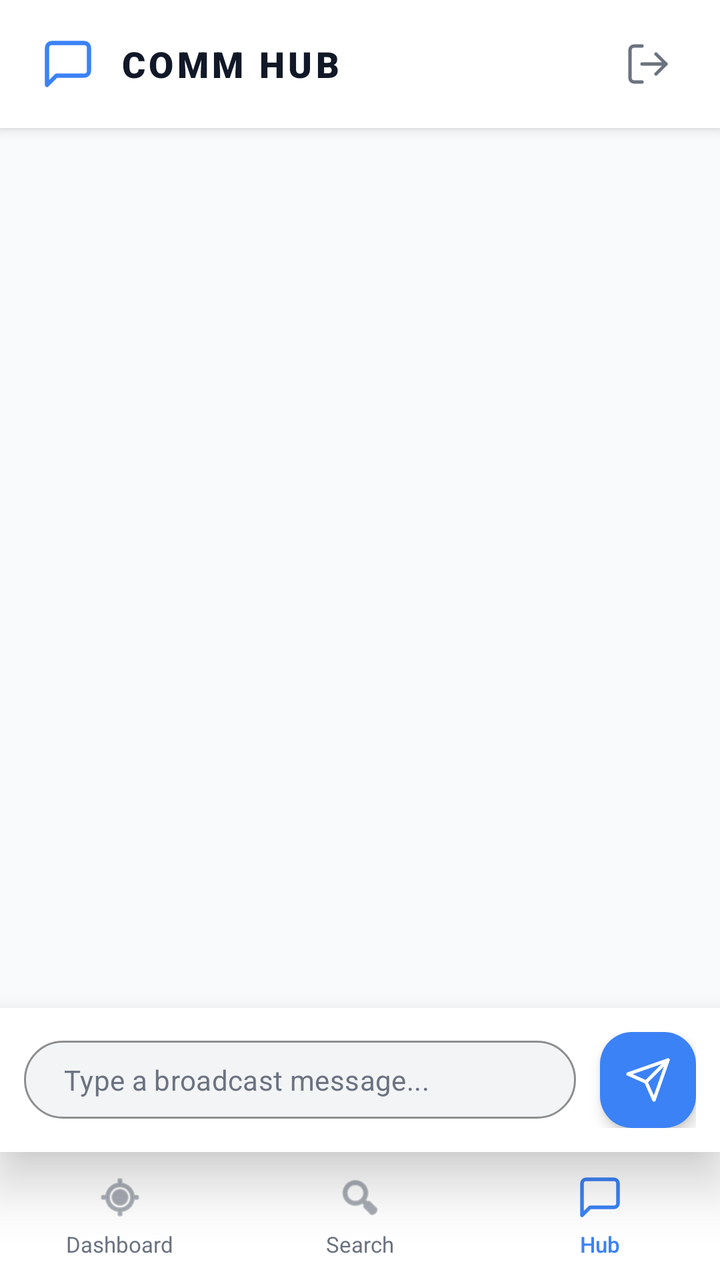
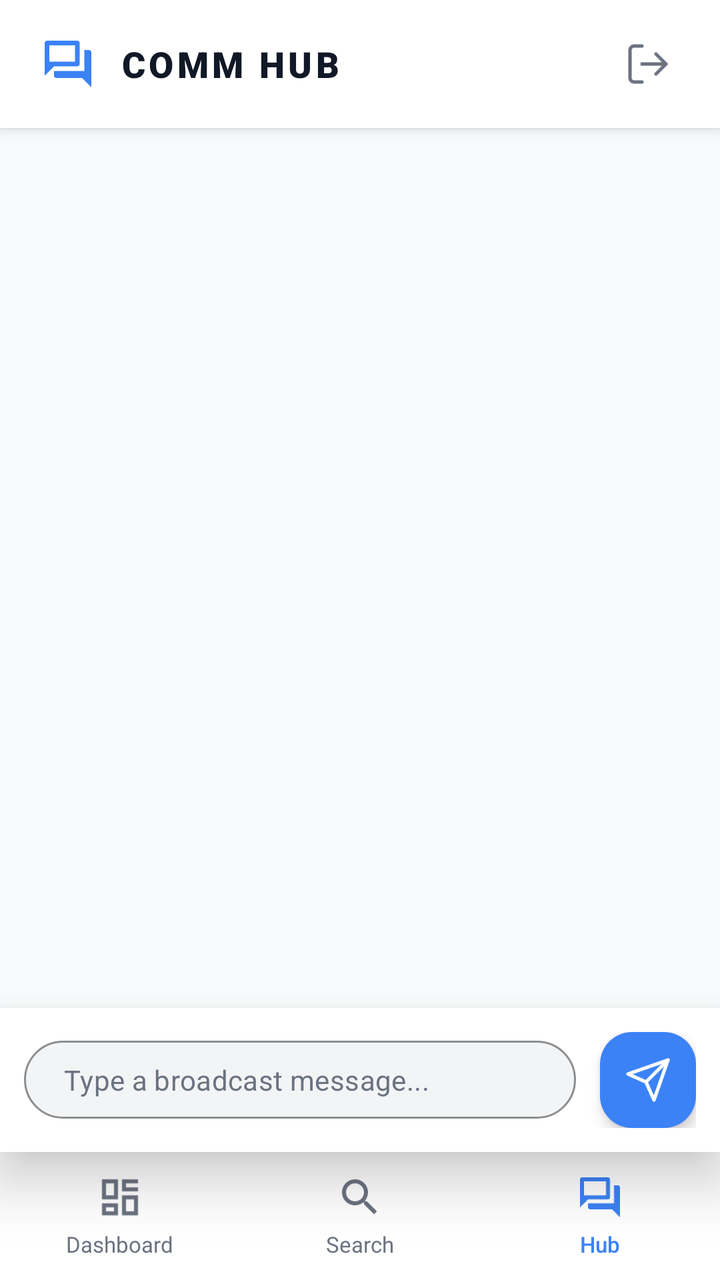

An Android layout rendered at two revisions. The XML below is the earlier revision; the diff shows what the commit changed to produce the second picture.
<!-- AndroidManifest.xml: application theme Theme.APPLICATIONMOBILESUPERVISIONDESLIVRAISONS -->
<!-- res/layout/activity_hub.xml -->
<?xml version="1.0" encoding="utf-8"?>
<androidx.constraintlayout.widget.ConstraintLayout
    xmlns:android="http://schemas.android.com/apk/res/android"
    xmlns:app="http://schemas.android.com/apk/res-auto"
    android:layout_width="match_parent"
    android:layout_height="match_parent"
    android:background="@color/dinex_background">

    
    <LinearLayout
        android:baselineAligned="false"
        android:id="@+id/top_bar"
        android:layout_width="match_parent"
        android:layout_height="64dp"
        android:background="@color/dinex_dark"
        android:elevation="4dp"
        android:gravity="center_vertical"
        android:orientation="horizontal"
        android:paddingStart="20dp"
        android:paddingEnd="16dp"
        app:layout_constraintTop_toTopOf="parent">

        <ImageView
            android:layout_width="28dp"
            android:layout_height="28dp"
            android:layout_marginEnd="12dp"
            android:contentDescription="Hub icon"
            android:src="@drawable/ic_hub"
            app:tint="@color/dinex_coral" />

        <TextView
            android:layout_width="0dp"
            android:layout_height="wrap_content"
            android:layout_weight="1"
            android:fontFamily="sans-serif-black"
            android:text="COMM HUB"
            android:letterSpacing="0.1"
            android:textColor="@color/dinex_text_primary"
            android:textSize="18sp" />

        <ImageButton
            android:id="@+id/btn_back"
            android:layout_width="40dp"
            android:layout_height="40dp"
            android:padding="8dp"
            android:scaleType="centerInside"
            android:background="?attr/selectableItemBackgroundBorderless"
            android:contentDescription="Back"
            android:src="@drawable/ic_logout"
            app:tint="@color/dinex_text_secondary" />

    </LinearLayout>

    
    <androidx.recyclerview.widget.RecyclerView
        android:id="@+id/recycler_messages"
        android:layout_width="match_parent"
        android:layout_height="0dp"
        android:paddingTop="16dp"
        android:paddingBottom="16dp"
        android:clipToPadding="false"
        app:layout_constraintTop_toBottomOf="@id/top_bar"
        app:layout_constraintBottom_toTopOf="@id/input_bar" />

    
    <LinearLayout
        android:baselineAligned="false"
        android:id="@+id/input_bar"
        android:layout_width="match_parent"
        android:layout_height="wrap_content"
        android:background="@color/dinex_dark"
        android:elevation="16dp"
        android:gravity="center_vertical"
        android:orientation="horizontal"
        android:paddingStart="12dp"
        android:paddingEnd="12dp"
        android:paddingTop="12dp"
        android:paddingBottom="12dp"
        app:layout_constraintBottom_toTopOf="@id/bottom_nav">

        
        <com.google.android.material.textfield.TextInputLayout
            style="@style/Widget.MaterialComponents.TextInputLayout.OutlinedBox"
            android:layout_width="0dp"
            android:layout_height="wrap_content"
            android:layout_weight="1"
            android:layout_marginEnd="12dp"
            app:boxBackgroundColor="@color/dinex_gray_dark"
            app:boxCornerRadiusBottomEnd="28dp"
            app:boxCornerRadiusBottomStart="28dp"
            app:boxCornerRadiusTopEnd="28dp"
            app:boxCornerRadiusTopStart="28dp"
            app:boxStrokeColor="@color/dinex_gray_light"
            app:boxStrokeWidth="1dp"
            app:boxStrokeWidthFocused="1.5dp"
            app:hintEnabled="false">

            <com.google.android.material.textfield.TextInputEditText
                android:id="@+id/edit_message"
                android:layout_width="match_parent"
                android:layout_height="wrap_content"
                android:background="@null"
                android:hint="Type a broadcast message..."
                android:imeOptions="actionSend"
                android:inputType="textMultiLine"
                android:maxLines="4"
                android:paddingTop="10dp"
                android:paddingBottom="10dp"
                android:paddingStart="20dp"
                android:paddingEnd="20dp"
                android:textColor="@color/dinex_text_primary"
                android:textColorHint="@color/dinex_text_secondary"
                android:textSize="14sp" />

        </com.google.android.material.textfield.TextInputLayout>

        
        <com.google.android.material.floatingactionbutton.FloatingActionButton
            android:id="@+id/btn_send"
            android:layout_width="wrap_content"
            android:layout_height="wrap_content"
            android:contentDescription="Send"
            android:src="@drawable/ic_send"
            app:backgroundTint="@color/dinex_coral"
            app:elevation="4dp"
            app:fabCustomSize="48dp"
            app:tint="@color/white" />

    </LinearLayout>

    
    <LinearLayout
        android:baselineAligned="false"
        android:id="@+id/bottom_nav"
        android:layout_width="match_parent"
        android:layout_height="64dp"
        android:background="@color/dinex_dark"
        android:elevation="12dp"
        android:orientation="horizontal"
        app:layout_constraintBottom_toBottomOf="parent">

        
        <LinearLayout
            android:baselineAligned="false"
            android:id="@+id/tab_dashboard"
            android:layout_width="0dp"
            android:layout_height="match_parent"
            android:layout_weight="1"
            android:gravity="center"
            android:background="?attr/selectableItemBackground"
            android:orientation="vertical">

            <ImageView
                android:contentDescription="@null"
                android:layout_width="24dp"
                android:layout_height="24dp"
                android:src="@android:drawable/ic_menu_mylocation"
                app:tint="@color/dinex_text_secondary" />

            <TextView
                android:layout_width="wrap_content"
                android:layout_height="wrap_content"
                android:layout_marginTop="4dp"
                android:text="Dashboard"
                android:textColor="@color/dinex_text_secondary"
                android:textSize="11sp" />

        </LinearLayout>

        
        <LinearLayout
            android:baselineAligned="false"
            android:id="@+id/tab_search"
            android:layout_width="0dp"
            android:layout_height="match_parent"
            android:layout_weight="1"
            android:gravity="center"
            android:background="?attr/selectableItemBackground"
            android:orientation="vertical">

            <ImageView
                android:contentDescription="@null"
                android:layout_width="24dp"
                android:layout_height="24dp"
                android:src="@android:drawable/ic_menu_search"
                app:tint="@color/dinex_text_secondary" />

            <TextView
                android:layout_width="wrap_content"
                android:layout_height="wrap_content"
                android:layout_marginTop="4dp"
                android:text="Search"
                android:textColor="@color/dinex_text_secondary"
                android:textSize="11sp" />

        </LinearLayout>

        
        <LinearLayout
            android:baselineAligned="false"
            android:layout_width="0dp"
            android:layout_height="match_parent"
            android:layout_weight="1"
            android:gravity="center"
            android:background="?attr/selectableItemBackground"
            android:orientation="vertical">

            <ImageView
                android:contentDescription="@null"
                android:layout_width="24dp"
                android:layout_height="24dp"
                android:src="@drawable/ic_hub"
                app:tint="@color/dinex_coral" />

            <TextView
                android:layout_width="wrap_content"
                android:layout_height="wrap_content"
                android:layout_marginTop="4dp"
                android:text="Hub"
                android:textColor="@color/dinex_coral"
                android:textSize="11sp"
                android:fontFamily="sans-serif-medium" />

        </LinearLayout>

    </LinearLayout>

</androidx.constraintlayout.widget.ConstraintLayout>
<!-- resources referenced by this layout -->
<resources>
  <color name="dinex_background">#F9FAFB</color>
  <color name="dinex_coral">#3B82F6</color>
  <color name="dinex_dark">#FFFFFF</color>
  <color name="dinex_gray_dark">#F3F4F6</color>
  <color name="dinex_gray_light">#D1D5DB</color>
  <color name="dinex_text_primary">#111827</color>
  <color name="dinex_text_secondary">#6B7280</color>
  <color name="white">#FFFFFFFF</color>
  <!-- drawable ic_hub (drawable) -->
  <?xml version="1.0" encoding="utf-8"?>
  <vector xmlns:android="http://schemas.android.com/apk/res/android"
      android:width="24dp"
      android:height="24dp"
      android:viewportWidth="24"
      android:viewportHeight="24">
  
      
      <path
          android:fillColor="@android:color/transparent"
          android:strokeColor="#FFFFFF"
          android:strokeWidth="1.8"
          android:strokeLineCap="round"
          android:strokeLineJoin="round"
          android:pathData="
              M21,15
              C21,15.53 20.79,16.04 20.41,16.41
              C20.04,16.79 19.53,17 19,17
              L7,17
              L3,21
              L3,5
              C3,4.47 3.21,3.96 3.59,3.59
              C3.96,3.21 4.47,3 5,3
              L19,3
              C19.53,3 20.04,3.21 20.41,3.59
              C20.79,3.96 21,4.47 21,5
              Z" />
  
  </vector>
  <!-- drawable ic_send (drawable) -->
  <?xml version="1.0" encoding="utf-8"?>
  <vector xmlns:android="http://schemas.android.com/apk/res/android"
      android:width="24dp"
      android:height="24dp"
      android:viewportWidth="24"
      android:viewportHeight="24">
  
      
      <path
          android:fillColor="@android:color/transparent"
          android:strokeColor="#9E9E9E"
          android:strokeWidth="1.7"
          android:strokeLineCap="round"
          android:strokeLineJoin="round"
          android:pathData="M22,2 L11,13" />
  
      
      <path
          android:fillColor="@android:color/transparent"
          android:strokeColor="#9E9E9E"
          android:strokeWidth="1.7"
          android:strokeLineCap="round"
          android:strokeLineJoin="round"
          android:pathData="M22,2 L15,22 L11,13 L2,9 Z" />
  
  </vector>
  <style name="Theme.APPLICATIONMOBILESUPERVISIONDESLIVRAISONS" parent="Base.Theme.APPLICATIONMOBILESUPERVISIONDESLIVRAISONS" />
  <style name="Base.Theme.APPLICATIONMOBILESUPERVISIONDESLIVRAISONS" parent="Theme.Material3.DayNight.NoActionBar">
          
          
      </style>
  <!-- unchanged entries left out for length: 1 -->
</resources>

<!-- the commit's change to res/layout/activity_hub.xml (unified diff, before → after) -->
@@ -25,7 +25,7 @@
             android:layout_height="28dp"
             android:layout_marginEnd="12dp"
             android:contentDescription="Hub icon"
-            android:src="@drawable/ic_hub"
+            android:src="@drawable/ic_hub_modern"
             app:tint="@color/dinex_coral" />
 
         <TextView
@@ -147,6 +147,8 @@
             android:layout_height="match_parent"
             android:layout_weight="1"
             android:gravity="center"
+            android:clickable="true"
+            android:focusable="true"
             android:background="?attr/selectableItemBackground"
             android:orientation="vertical">
 
@@ -154,7 +156,7 @@
                 android:contentDescription="@null"
                 android:layout_width="24dp"
                 android:layout_height="24dp"
-                android:src="@android:drawable/ic_menu_mylocation"
+                android:src="@drawable/ic_dashboard_modern"
                 app:tint="@color/dinex_text_secondary" />
 
             <TextView
@@ -175,6 +177,8 @@
             android:layout_height="match_parent"
             android:layout_weight="1"
             android:gravity="center"
+            android:clickable="true"
+            android:focusable="true"
             android:background="?attr/selectableItemBackground"
             android:orientation="vertical">
 
@@ -182,7 +186,7 @@
                 android:contentDescription="@null"
                 android:layout_width="24dp"
                 android:layout_height="24dp"
-                android:src="@android:drawable/ic_menu_search"
+                android:src="@drawable/ic_search_modern"
                 app:tint="@color/dinex_text_secondary" />
 
             <TextView
@@ -202,6 +206,8 @@
             android:layout_height="match_parent"
             android:layout_weight="1"
             android:gravity="center"
+            android:clickable="true"
+            android:focusable="true"
             android:background="?attr/selectableItemBackground"
             android:orientation="vertical">
 
@@ -209,7 +215,7 @@
                 android:contentDescription="@null"
                 android:layout_width="24dp"
                 android:layout_height="24dp"
-                android:src="@drawable/ic_hub"
+                android:src="@drawable/ic_hub_modern"
                 app:tint="@color/dinex_coral" />
 
             <TextView
<!-- resource entries referenced after the edit -->
@@ -8,35 +8,35 @@
   <color name="dinex_text_primary">#111827</color>
   <color name="dinex_text_secondary">#6B7280</color>
   <color name="white">#FFFFFFFF</color>
-  <!-- drawable ic_hub (drawable) -->
-  <?xml version="1.0" encoding="utf-8"?>
+  <!-- drawable ic_dashboard_modern (drawable) -->
   <vector xmlns:android="http://schemas.android.com/apk/res/android"
       android:width="24dp"
       android:height="24dp"
       android:viewportWidth="24"
       android:viewportHeight="24">
-  
-      
-      <path
-          android:fillColor="@android:color/transparent"
-          android:strokeColor="#FFFFFF"
-          android:strokeWidth="1.8"
-          android:strokeLineCap="round"
-          android:strokeLineJoin="round"
-          android:pathData="
-              M21,15
-              C21,15.53 20.79,16.04 20.41,16.41
-              C20.04,16.79 19.53,17 19,17
-              L7,17
-              L3,21
-              L3,5
-              C3,4.47 3.21,3.96 3.59,3.59
-              C3.96,3.21 4.47,3 5,3
-              L19,3
-              C19.53,3 20.04,3.21 20.41,3.59
-              C20.79,3.96 21,4.47 21,5
-              Z" />
-  
+    <path
+        android:pathData="M13,3v6h8V3H13z M21,7h-6V5h6V7z M3,21h8v-6H3V21z M5,17h4v2H5V17z M3,13h8V3H3V13z M5,5h4v6H5V5z M13,21h8v-10h-8V21z M15,13h4v6h-4V13z"
+        android:fillColor="#000000"/>
+  </vector>
+  <!-- drawable ic_hub_modern (drawable) -->
+  <vector xmlns:android="http://schemas.android.com/apk/res/android"
+      android:width="24dp"
+      android:height="24dp"
+      android:viewportWidth="24"
+      android:viewportHeight="24">
+    <path
+        android:pathData="M21,6h-2v9H6v2c0,0.55 0.45,1 1,1h11l4,4V7C22,6.45 21.55,6 21,6zM17,12V3c0,-0.55 -0.45,-1 -1,-1H3C2.45,2 2,2.45 2,3v14l4,-4h10C16.55,13 17,12.55 17,12zM15,11H4V4h11V11z"
+        android:fillColor="#000000"/>
+  </vector>
+  <!-- drawable ic_search_modern (drawable) -->
+  <vector xmlns:android="http://schemas.android.com/apk/res/android"
+      android:width="24dp"
+      android:height="24dp"
+      android:viewportWidth="24"
+      android:viewportHeight="24">
+    <path
+        android:pathData="M15.5,14h-0.79l-0.28,-0.27C15.41,12.59 16,11.11 16,9.5 16,5.91 13.09,3 9.5,3S3,5.91 3,9.5 5.91,16 9.5,16c1.61,0 3.09,-0.59 4.23,-1.57l0.27,0.28v0.79l5,4.99L20.49,19l-4.99,-5zM9.5,14C7.01,14 5,11.99 5,9.5S7.01,5 9.5,5 14,7.01 14,9.5 11.99,14 9.5,14z"
+        android:fillColor="#000000"/>
   </vector>
   <!-- drawable ic_send (drawable) -->
   <?xml version="1.0" encoding="utf-8"?>
@@ -68,7 +68,9 @@
   <style name="Theme.APPLICATIONMOBILESUPERVISIONDESLIVRAISONS" parent="Base.Theme.APPLICATIONMOBILESUPERVISIONDESLIVRAISONS" />
   <style name="Base.Theme.APPLICATIONMOBILESUPERVISIONDESLIVRAISONS" parent="Theme.Material3.DayNight.NoActionBar">
           
-          
+          <item name="android:windowActivityTransitions">true</item>
+          <item name="android:windowEnterTransition">@android:transition/fade</item>
+          <item name="android:windowExitTransition">@android:transition/fade</item>
       </style>
   <!-- unchanged entries left out for length: 1 -->
 </resources>
